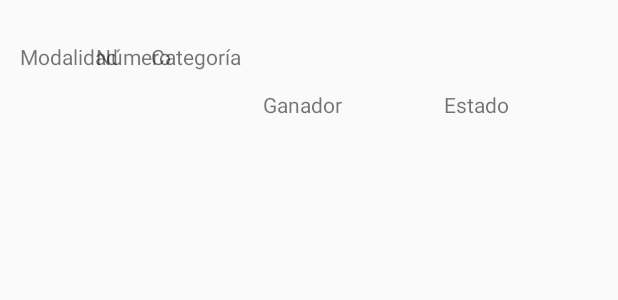
After one commit to CarlosCidSamamed/AppArbitraje, an Android app: the layout combate_single_layout.xml on its own in the app's theme, with its tools: preview values and no code run, on a phone screen of 412 x 824 dp. The commit adds this screen. Shown: the top 300 px of the screen. Run offline under Robolectric (Android 15) with nearby library versions, the phone set to English and light mode, and no system bars.

Commit message:
Modificadas las clase de Asaltos y Combates para añadir campo de ESTADO. Pendiente, Finalizado, Cancelado.
Añadida UI para AddCombate y DetalleCombate.

Añadida clase CombatesList y UI combate_single.

```diff
--- a/app/src/main/AndroidManifest.xml
+++ b/app/src/main/AndroidManifest.xml
@@ -78,6 +78,8 @@
         <activity
             android:name=".DetalleCategoriaActivity"
             android:screenOrientation="landscape" />
+        <activity android:name=".AddCombateActivity" />
+        <activity android:name=".DetalleCombateActivity"></activity>
     </application>
 
 </manifest>
--- /dev/null
+++ b/app/src/main/res/layout/combate_single_layout.xml
@@ -0,0 +1,99 @@
+<?xml version="1.0" encoding="utf-8"?>
+<android.support.constraint.ConstraintLayout
+    xmlns:android="http://schemas.android.com/apk/res/android"
+    xmlns:app="http://schemas.android.com/apk/res-auto"
+    xmlns:tools="http://schemas.android.com/tools"
+    android:layout_width="match_parent"
+    android:layout_height="match_parent">
+
+    <TextView
+        android:id="@+id/modalidadCombate"
+        android:layout_width="wrap_content"
+        android:layout_height="wrap_content"
+        android:layout_marginStart="8dp"
+        android:layout_marginLeft="8dp"
+        android:layout_marginTop="28dp"
+        android:layout_marginEnd="8dp"
+        android:layout_marginRight="8dp"
+        android:text="@string/modalidad"
+        app:layout_constraintEnd_toEndOf="parent"
+        app:layout_constraintHorizontal_bias="0.017"
+        app:layout_constraintStart_toStartOf="parent"
+        app:layout_constraintTop_toTopOf="parent" />
+
+    <TextView
+        android:id="@+id/numCombate"
+        android:layout_width="wrap_content"
+        android:layout_height="wrap_content"
+        android:layout_marginStart="8dp"
+        android:layout_marginLeft="8dp"
+        android:layout_marginTop="28dp"
+        android:layout_marginEnd="8dp"
+        android:layout_marginRight="8dp"
+        android:text="@string/numero"
+        app:layout_constraintEnd_toEndOf="parent"
+        app:layout_constraintHorizontal_bias="0.162"
+        app:layout_constraintStart_toStartOf="parent"
+        app:layout_constraintTop_toTopOf="parent" />
+
+    <TextView
+        android:id="@+id/categoriaCombate"
+        android:layout_width="wrap_content"
+        android:layout_height="wrap_content"
+        android:layout_marginStart="8dp"
+        android:layout_marginLeft="8dp"
+        android:layout_marginTop="28dp"
+        android:layout_marginEnd="8dp"
+        android:layout_marginRight="8dp"
+        android:text="@string/categoria"
+        app:layout_constraintEnd_toEndOf="parent"
+        app:layout_constraintHorizontal_bias="0.275"
+        app:layout_constraintStart_toStartOf="parent"
+        app:layout_constraintTop_toTopOf="parent" />
+
+    <TextView
+        android:id="@+id/ganadorCombate"
+        android:layout_width="wrap_content"
+        android:layout_height="wrap_content"
+        android:layout_marginStart="8dp"
+        android:layout_marginLeft="8dp"
+        android:layout_marginTop="60dp"
+        android:layout_marginEnd="8dp"
+        android:layout_marginRight="8dp"
+        android:text="@string/ganador"
+        app:layout_constraintEnd_toEndOf="parent"
+        app:layout_constraintHorizontal_bias="0.336"
+        app:layout_constraintStart_toEndOf="@+id/modalidadCombate"
+        app:layout_constraintTop_toTopOf="parent" />
+
+    <TextView
+        android:id="@+id/motivoCombate"
+        android:layout_width="wrap_content"
+        android:layout_height="wrap_content"
+        android:layout_marginStart="96dp"
+        android:layout_marginLeft="96dp"
+        android:layout_marginTop="60dp"
+        android:layout_marginEnd="488dp"
+        android:layout_marginRight="488dp"
+        android:text="@string/motivo"
+        app:layout_constraintEnd_toEndOf="parent"
+        app:layout_constraintHorizontal_bias="0.0"
+        app:layout_constraintStart_toEndOf="@+id/ganadorCombate"
+        app:layout_constraintTop_toTopOf="parent" />
+
+    <TextView
+        android:id="@+id/estadoCombate"
+        android:layout_width="wrap_content"
+        android:layout_height="wrap_content"
+        android:layout_marginStart="8dp"
+        android:layout_marginLeft="8dp"
+        android:layout_marginTop="60dp"
+        android:layout_marginEnd="8dp"
+        android:layout_marginRight="8dp"
+        android:text="@string/estado"
+        app:layout_constraintEnd_toEndOf="parent"
+        app:layout_constraintHorizontal_bias="0.817"
+        app:layout_constraintStart_toStartOf="parent"
+        app:layout_constraintTop_toTopOf="parent" />
+
+</android.support.constraint.ConstraintLayout>
--- a/app/src/main/res/values/strings.xml
+++ b/app/src/main/res/values/strings.xml
@@ -86,6 +86,13 @@
     <string name="_3">+3</string>
     <string name="categoria">Categoría</string>
     <string name="lista_de_combates">Lista de Combates</string>
+    <string name="modalidad">Modalidad</string>
+    <string name="ganador">Ganador</string>
+    <string name="motivo">Motivo</string>
+    <string name="estado">Estado</string>
+    <string name="numero">Número</string>
+    <string name="lista_de_asaltos">Lista de Asaltos</string>
+    <string name="enlace_al_video">Enlace al Vídeo</string>
 
     <!-- Vamos a definir un array con los valores que deberá mostrar el spinner de elección de Tipo de Campeonato (Formulario de Añadir Campeonato)-->
     <array name="tiposCampeonato">
```
Also changed, not shown: app/src/main/java/com/fervenzagames/apparbitraje/AddCombateActivity.java (added, +13 -0 lines), app/src/main/java/com/fervenzagames/apparbitraje/CombatesList.java (added, +64 -0 lines), app/src/main/java/com/fervenzagames/apparbitraje/DetalleCombateActivity.java (added, +13 -0 lines), app/src/main/java/com/fervenzagames/apparbitraje/Models/Asaltos.java (+40 -1 lines), app/src/main/java/com/fervenzagames/apparbitraje/Models/Combates.java (+29 -1 lines), app/src/main/res/layout/activity_add_combate.xml (added, +152 -0 lines), app/src/main/res/layout/activity_detalle_combate.xml (added, +223 -0 lines).
